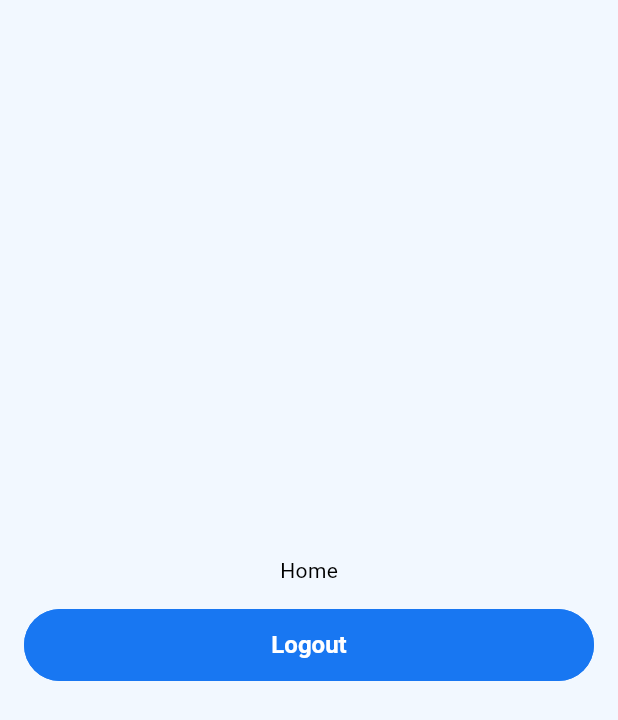
After one commit to amena-bs23/expense-tracker, a Flutter app: the AddExpensePage screen opened directly, on a phone screen of 412 x 824 dp. The commit adds this screen. Shown: the top 720 px of the screen. Run offline on Flutter 3.47's test engine with Material 3 defaults, Android fonts, the phone set to English and light mode, and no system bars; our stand-ins replace dart_mappable, dio, flutter_riverpod, freezed_annotation, go_router, logger and 5 more; missing offline and left inert: analyzer, custom_lint_builder; accounts and stored records are empty; generated files the repository leaves out were written again.

Commit message:
feat: Add route for add expense and view expense

```diff
--- a/lib/src/presentation/core/router/routes.dart
+++ b/lib/src/presentation/core/router/routes.dart
@@ -12,4 +12,6 @@ class Routes {
   static const String home = '/home';
   static const String profile = '/profile';
   static const String category = '/category';
+  static const String expenseList = '/expense-list';
+  static const String addNewExpense = '/add-new-expense';
 }
--- /dev/null
+++ b/lib/src/presentation/features/expense/add_expense/view/add_expense_page.dart
@@ -0,0 +1,51 @@
+import 'package:flutter/material.dart';
+import 'package:flutter_riverpod/flutter_riverpod.dart';
+import 'package:go_router/go_router.dart';
+
+import '../../../../../core/extensions/app_localization.dart';
+import '../../../../core/application_state/logout_provider/logout_provider.dart';
+import '../../../../core/router/routes.dart';
+import '../../../../core/widgets/loading_indicator.dart';
+
+class AddExpensePage extends ConsumerStatefulWidget {
+  const AddExpensePage({super.key});
+
+  @override
+  ConsumerState<AddExpensePage> createState() => _AddExpensePageState();
+}
+
+class _AddExpensePageState extends ConsumerState<AddExpensePage> {
+  @override
+  void initState() {
+    super.initState();
+    ref.listenManual(logoutProvider, (previous, next) {
+      if (next.isSuccess) context.pushReplacementNamed(Routes.login);
+    });
+  }
+
+  @override
+  Widget build(BuildContext context) {
+    final state = ref.watch(logoutProvider);
+
+    return Scaffold(
+      body: Padding(
+        padding: const EdgeInsets.all(16.0),
+        child: Column(
+          mainAxisAlignment: MainAxisAlignment.center,
+          children: [
+            Text(context.locale.home),
+            const SizedBox(height: 16),
+            FilledButton(
+              onPressed: () {
+                ref.read(logoutProvider.notifier).call();
+              },
+              child: state.isLoading
+                  ? const LoadingIndicator()
+                  : Text(context.locale.logout),
+            ),
+          ],
+        ),
+      ),
+    );
+  }
+}
```
Also changed, not shown: lib/src/presentation/features/expense/expense_list/view/expense_list_page.dart (added, +51 -0 lines).
